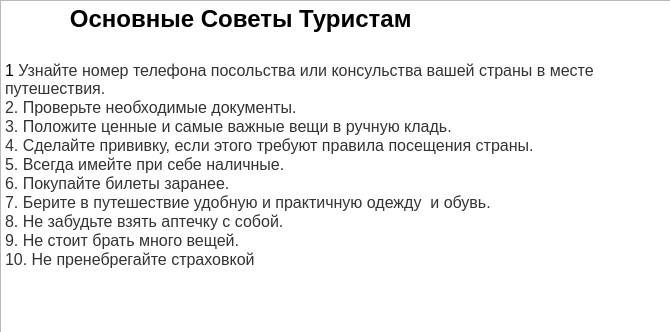
Old version of the form advisor.ui in the repository 4ymazik/TourismAssistant.
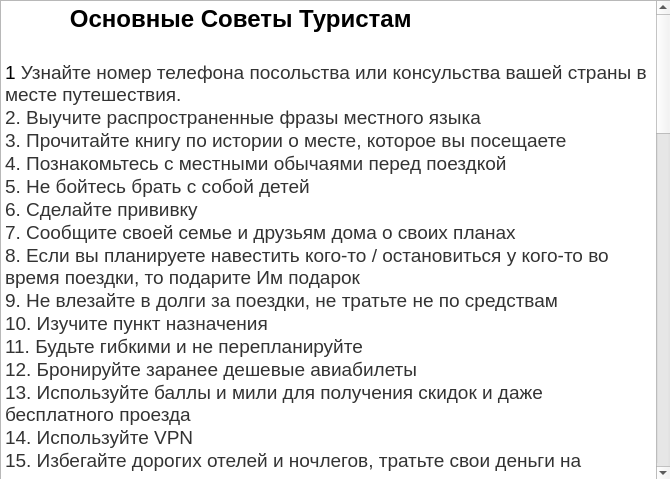
New version of the form.

Commit message: добавлен диалог, readme, requirments. Также немного изменен интерфейс

```diff
--- a/advisor.ui
+++ b/advisor.ui
@@ -10,7 +10,7 @@
     <x>0</x>
     <y>0</y>
     <width>670</width>
-    <height>332</height>
+    <height>479</height>
    </rect>
   </property>
   <property name="windowTitle">
@@ -25,7 +25,7 @@
      <x>0</x>
      <y>0</y>
      <width>671</width>
-     <height>341</height>
+     <height>481</height>
     </rect>
    </property>
    <property name="html">
@@ -35,17 +35,107 @@
 &lt;/style&gt;&lt;/head&gt;&lt;body style=&quot; font-family:'MS Shell Dlg 2'; font-size:8.25pt; font-weight:400; font-style:normal;&quot;&gt;
 &lt;p style=&quot; margin-top:0px; margin-bottom:0px; margin-left:0px; margin-right:0px; -qt-block-indent:0; text-indent:0px;&quot;&gt;&lt;span style=&quot; font-size:10pt;&quot;&gt;                  &lt;/span&gt;&lt;span style=&quot; font-size:18pt; font-weight:600;&quot;&gt;Основные Советы Туристам&lt;/span&gt;&lt;/p&gt;
 &lt;p style=&quot;-qt-paragraph-type:empty; margin-top:0px; margin-bottom:0px; margin-left:0px; margin-right:0px; -qt-block-indent:0; text-indent:0px; font-size:18pt; font-weight:600;&quot;&gt;&lt;br /&gt;&lt;/p&gt;
-&lt;p style=&quot; margin-top:0px; margin-bottom:0px; margin-left:0px; margin-right:0px; -qt-block-indent:0; text-indent:0px;&quot;&gt;&lt;span style=&quot; font-size:12pt;&quot;&gt;1 &lt;/span&gt;&lt;span style=&quot; font-family:'Roboto Slab,serif'; font-size:12pt; font-weight:296; color:#333333; background-color:#ffffff;&quot;&gt;Узнайте номер телефона посольства или консульства вашей страны в месте путешествия.&lt;/span&gt;&lt;/p&gt;
-&lt;p style=&quot; margin-top:0px; margin-bottom:0px; margin-left:0px; margin-right:0px; -qt-block-indent:0; text-indent:0px;&quot;&gt;&lt;span style=&quot; font-family:'Roboto Slab,serif'; font-size:12pt; font-weight:296; color:#333333; background-color:#ffffff;&quot;&gt;2. Проверьте необходимые документы.&lt;/span&gt;&lt;/p&gt;
-&lt;p style=&quot; margin-top:0px; margin-bottom:0px; margin-left:0px; margin-right:0px; -qt-block-indent:0; text-indent:0px;&quot;&gt;&lt;span style=&quot; font-family:'Roboto Slab,serif'; font-size:12pt; font-weight:296; color:#333333; background-color:#ffffff;&quot;&gt;3. Положите ценные и самые важные вещи в ручную кладь.&lt;/span&gt;&lt;/p&gt;
-&lt;p style=&quot; margin-top:0px; margin-bottom:0px; margin-left:0px; margin-right:0px; -qt-block-indent:0; text-indent:0px;&quot;&gt;&lt;span style=&quot; font-family:'Roboto Slab,serif'; font-size:12pt; font-weight:296; color:#333333; background-color:#ffffff;&quot;&gt;4. Сделайте прививку, если этого требуют правила посещения страны.&lt;/span&gt;&lt;/p&gt;
-&lt;p style=&quot; margin-top:0px; margin-bottom:0px; margin-left:0px; margin-right:0px; -qt-block-indent:0; text-indent:0px;&quot;&gt;&lt;span style=&quot; font-family:'Roboto Slab,serif'; font-size:12pt; font-weight:296; color:#333333; background-color:#ffffff;&quot;&gt;5. Всегда имейте при себе наличные.&lt;/span&gt;&lt;/p&gt;
-&lt;p style=&quot; margin-top:0px; margin-bottom:0px; margin-left:0px; margin-right:0px; -qt-block-indent:0; text-indent:0px;&quot;&gt;&lt;span style=&quot; font-family:'Roboto Slab,serif'; font-size:12pt; font-weight:296; color:#333333; background-color:#ffffff;&quot;&gt;6. Покупайте билеты заранее.&lt;/span&gt;&lt;/p&gt;
-&lt;p style=&quot; margin-top:0px; margin-bottom:0px; margin-left:0px; margin-right:0px; -qt-block-indent:0; text-indent:0px;&quot;&gt;&lt;span style=&quot; font-family:'Roboto Slab,serif'; font-size:12pt; font-weight:296; color:#333333; background-color:#ffffff;&quot;&gt;7. Берите в путешествие удобную и практичную одежду  и обувь.&lt;/span&gt;&lt;/p&gt;
-&lt;p style=&quot; margin-top:0px; margin-bottom:0px; margin-left:0px; margin-right:0px; -qt-block-indent:0; text-indent:0px;&quot;&gt;&lt;span style=&quot; font-family:'Roboto Slab,serif'; font-size:12pt; font-weight:296; color:#333333; background-color:#ffffff;&quot;&gt;8. Не забудьте взять аптечку с собой.&lt;/span&gt;&lt;/p&gt;
-&lt;p style=&quot; margin-top:0px; margin-bottom:0px; margin-left:0px; margin-right:0px; -qt-block-indent:0; text-indent:0px;&quot;&gt;&lt;span style=&quot; font-family:'Roboto Slab,serif'; font-size:12pt; font-weight:296; color:#333333; background-color:#ffffff;&quot;&gt;9. Не стоит брать много вещей.&lt;/span&gt;&lt;/p&gt;
-&lt;p style=&quot; margin-top:0px; margin-bottom:0px; margin-left:0px; margin-right:0px; -qt-block-indent:0; text-indent:0px;&quot;&gt;&lt;span style=&quot; font-family:'Roboto Slab,serif'; font-size:12pt; font-weight:296; color:#333333; background-color:#ffffff;&quot;&gt;10. Не пренебрегайте страховкой&lt;/span&gt;&lt;/p&gt;
-&lt;p style=&quot;-qt-paragraph-type:empty; margin-top:0px; margin-bottom:0px; margin-left:0px; margin-right:0px; -qt-block-indent:0; text-indent:0px; font-family:'Roboto Slab,serif'; font-size:12pt; font-weight:296; color:#333333;&quot;&gt;&lt;br /&gt;&lt;/p&gt;&lt;/body&gt;&lt;/html&gt;</string>
+&lt;p style=&quot; margin-top:0px; margin-bottom:0px; margin-left:0px; margin-right:0px; -qt-block-indent:0; text-indent:0px;&quot;&gt;&lt;span style=&quot; font-size:14pt;&quot;&gt;1 &lt;/span&gt;&lt;span style=&quot; font-family:'Roboto Slab,serif'; font-size:14pt; font-weight:296; color:#333333; background-color:#ffffff;&quot;&gt;Узнайте номер телефона посольства или консульства вашей страны в месте путешествия.&lt;/span&gt;&lt;/p&gt;
+&lt;p style=&quot; margin-top:0px; margin-bottom:0px; margin-left:0px; margin-right:0px; -qt-block-indent:0; text-indent:0px;&quot;&gt;&lt;span style=&quot; font-family:'Roboto Slab,serif'; font-size:14pt; font-weight:296; color:#333333; background-color:#ffffff;&quot;&gt;2. Выучите распространенные фразы местного языка&lt;/span&gt;&lt;/p&gt;
+&lt;p style=&quot; margin-top:0px; margin-bottom:0px; margin-left:0px; margin-right:0px; -qt-block-indent:0; text-indent:0px;&quot;&gt;&lt;span style=&quot; font-family:'Roboto Slab,serif'; font-size:14pt; font-weight:296; color:#333333; background-color:#ffffff;&quot;&gt;3. Прочитайте книгу по истории о месте, которое вы посещаете&lt;/span&gt;&lt;/p&gt;
+&lt;p style=&quot; margin-top:0px; margin-bottom:0px; margin-left:0px; margin-right:0px; -qt-block-indent:0; text-indent:0px;&quot;&gt;&lt;span style=&quot; font-family:'Roboto Slab,serif'; font-size:14pt; font-weight:296; color:#333333; background-color:#ffffff;&quot;&gt;4. Познакомьтесь с местными обычаями перед поездкой&lt;/span&gt;&lt;/p&gt;
+&lt;p style=&quot; margin-top:0px; margin-bottom:0px; margin-left:0px; margin-right:0px; -qt-block-indent:0; text-indent:0px;&quot;&gt;&lt;span style=&quot; font-family:'Roboto Slab,serif'; font-size:14pt; font-weight:296; color:#333333; background-color:#ffffff;&quot;&gt;5. Не бойтесь брать с собой детей&lt;/span&gt;&lt;/p&gt;
+&lt;p style=&quot; margin-top:0px; margin-bottom:0px; margin-left:0px; margin-right:0px; -qt-block-indent:0; text-indent:0px;&quot;&gt;&lt;span style=&quot; font-family:'Roboto Slab,serif'; font-size:14pt; font-weight:296; color:#333333; background-color:#ffffff;&quot;&gt;6. Сделайте прививку&lt;/span&gt;&lt;/p&gt;
+&lt;p style=&quot; margin-top:0px; margin-bottom:0px; margin-left:0px; margin-right:0px; -qt-block-indent:0; text-indent:0px;&quot;&gt;&lt;span style=&quot; font-family:'Roboto Slab,serif'; font-size:14pt; font-weight:296; color:#333333; background-color:#ffffff;&quot;&gt;7. Сообщите своей семье и друзьям дома о своих планах&lt;/span&gt;&lt;/p&gt;
+&lt;p style=&quot; margin-top:0px; margin-bottom:0px; margin-left:0px; margin-right:0px; -qt-block-indent:0; text-indent:0px;&quot;&gt;&lt;span style=&quot; font-family:'Roboto Slab,serif'; font-size:14pt; font-weight:296; color:#333333; background-color:#ffffff;&quot;&gt;8. Если вы планируете навестить кого-то / остановиться у кого-то во время поездки, то подарите Им подарок&lt;/span&gt;&lt;/p&gt;
+&lt;p style=&quot; margin-top:0px; margin-bottom:0px; margin-left:0px; margin-right:0px; -qt-block-indent:0; text-indent:0px;&quot;&gt;&lt;span style=&quot; font-family:'Roboto Slab,serif'; font-size:14pt; font-weight:296; color:#333333; background-color:#ffffff;&quot;&gt;9. Не влезайте в долги за поездки, не тратьте не по средствам&lt;/span&gt;&lt;/p&gt;
+&lt;p style=&quot; margin-top:0px; margin-bottom:0px; margin-left:0px; margin-right:0px; -qt-block-indent:0; text-indent:0px;&quot;&gt;&lt;span style=&quot; font-family:'Roboto Slab,serif'; font-size:14pt; font-weight:296; color:#333333; background-color:#ffffff;&quot;&gt;10. Изучите пункт назначения&lt;/span&gt;&lt;/p&gt;
+&lt;p style=&quot; margin-top:0px; margin-bottom:0px; margin-left:0px; margin-right:0px; -qt-block-indent:0; text-indent:0px;&quot;&gt;&lt;span style=&quot; font-family:'Roboto Slab,serif'; font-size:14pt; font-weight:296; color:#333333; background-color:#ffffff;&quot;&gt;11. Будьте гибкими и не перепланируйте&lt;/span&gt;&lt;/p&gt;
+&lt;p style=&quot; margin-top:0px; margin-bottom:0px; margin-left:0px; margin-right:0px; -qt-block-indent:0; text-indent:0px;&quot;&gt;&lt;span style=&quot; font-family:'Roboto Slab,serif'; font-size:14pt; font-weight:296; color:#333333; background-color:#ffffff;&quot;&gt;12. Бронируйте заранее дешевые авиабилеты&lt;/span&gt;&lt;/p&gt;
+&lt;p style=&quot; margin-top:0px; margin-bottom:0px; margin-left:0px; margin-right:0px; -qt-block-indent:0; text-indent:0px;&quot;&gt;&lt;span style=&quot; font-family:'Roboto Slab,serif'; font-size:14pt; font-weight:296; color:#333333; background-color:#ffffff;&quot;&gt;13. Используйте баллы и мили для получения скидок и даже бесплатного проезда&lt;/span&gt;&lt;/p&gt;
+&lt;p style=&quot; margin-top:0px; margin-bottom:0px; margin-left:0px; margin-right:0px; -qt-block-indent:0; text-indent:0px;&quot;&gt;&lt;span style=&quot; font-family:'Roboto Slab,serif'; font-size:14pt; font-weight:296; color:#333333; background-color:#ffffff;&quot;&gt;14. Используйте VPN&lt;/span&gt;&lt;/p&gt;
+&lt;p style=&quot; margin-top:0px; margin-bottom:0px; margin-left:0px; margin-right:0px; -qt-block-indent:0; text-indent:0px;&quot;&gt;&lt;span style=&quot; font-family:'Roboto Slab,serif'; font-size:14pt; font-weight:296; color:#333333; background-color:#ffffff;&quot;&gt;15. Избегайте дорогих отелей и ночлегов, тратьте свои деньги на впечатления, а не на сон&lt;/span&gt;&lt;/p&gt;
+&lt;p style=&quot; margin-top:0px; margin-bottom:0px; margin-left:0px; margin-right:0px; -qt-block-indent:0; text-indent:0px;&quot;&gt;&lt;span style=&quot; font-family:'Roboto Slab,serif'; font-size:14pt; font-weight:296; color:#333333; background-color:#ffffff;&quot;&gt;16. Запишите адрес своего отеля и номер телефона&lt;/span&gt;&lt;/p&gt;
+&lt;p style=&quot; margin-top:0px; margin-bottom:0px; margin-left:0px; margin-right:0px; -qt-block-indent:0; text-indent:0px;&quot;&gt;&lt;span style=&quot; font-family:'Roboto Slab,serif'; font-size:14pt; font-weight:296; color:#333333; background-color:#ffffff;&quot;&gt;17. Сделайте прививку, если этого требуют правила посещения страны.&lt;/span&gt;&lt;/p&gt;
+&lt;p style=&quot; margin-top:0px; margin-bottom:0px; margin-left:0px; margin-right:0px; -qt-block-indent:0; text-indent:0px;&quot;&gt;&lt;span style=&quot; font-family:'Roboto Slab,serif'; font-size:14pt; font-weight:296; color:#333333; background-color:#ffffff;&quot;&gt;18. Возьмите с собой наличные и дополнительную кредитную / дебетовую карту&lt;/span&gt;&lt;/p&gt;
+&lt;p style=&quot; margin-top:0px; margin-bottom:0px; margin-left:0px; margin-right:0px; -qt-block-indent:0; text-indent:0px;&quot;&gt;&lt;span style=&quot; font-family:'Roboto Slab,serif'; font-size:14pt; font-weight:296; color:#333333; background-color:#ffffff;&quot;&gt;19. Сообщите своему банку, что Вы путешествуете&lt;/span&gt;&lt;/p&gt;
+&lt;p style=&quot; margin-top:0px; margin-bottom:0px; margin-left:0px; margin-right:0px; -qt-block-indent:0; text-indent:0px;&quot;&gt;&lt;span style=&quot; font-family:'Roboto Slab,serif'; font-size:14pt; font-weight:296; color:#333333; background-color:#ffffff;&quot;&gt;20. Берите легкие вещи&lt;/span&gt;&lt;/p&gt;
+&lt;p style=&quot; margin-top:0px; margin-bottom:0px; margin-left:0px; margin-right:0px; -qt-block-indent:0; text-indent:0px;&quot;&gt;&lt;span style=&quot; font-family:'Roboto Slab,serif'; font-size:14pt; font-weight:296; color:#333333; background-color:#ffffff;&quot;&gt;21. Но возьмите дополнительное нижнее белье и носки&lt;/span&gt;&lt;/p&gt;
+&lt;p style=&quot; margin-top:0px; margin-bottom:0px; margin-left:0px; margin-right:0px; -qt-block-indent:0; text-indent:0px;&quot;&gt;&lt;span style=&quot; font-family:'Roboto Slab,serif'; font-size:14pt; font-weight:296; color:#333333; background-color:#ffffff;&quot;&gt;22. Возьмите пару кроссовок&lt;/span&gt;&lt;/p&gt;
+&lt;p style=&quot; margin-top:0px; margin-bottom:0px; margin-left:0px; margin-right:0px; -qt-block-indent:0; text-indent:0px;&quot;&gt;&lt;span style=&quot; font-family:'Roboto Slab,serif'; font-size:14pt; font-weight:296; color:#333333; background-color:#ffffff;&quot;&gt;23. Носите с собой аптечку первой помощи&lt;/span&gt;&lt;/p&gt;
+&lt;p style=&quot; margin-top:0px; margin-bottom:0px; margin-left:0px; margin-right:0px; -qt-block-indent:0; text-indent:0px;&quot;&gt;&lt;span style=&quot; font-family:'Roboto Slab,serif'; font-size:14pt; font-weight:296; color:#333333; background-color:#ffffff;&quot;&gt;24. Проверьте необходимые документы.&lt;/span&gt;&lt;/p&gt;
+&lt;p style=&quot; margin-top:0px; margin-bottom:0px; margin-left:0px; margin-right:0px; -qt-block-indent:0; text-indent:0px;&quot;&gt;&lt;span style=&quot; font-family:'Roboto Slab,serif'; font-size:14pt; font-weight:296; color:#333333; background-color:#ffffff;&quot;&gt;25. Берите с собой обычную одежду, в которой вам удобно&lt;/span&gt;&lt;/p&gt;
+&lt;p style=&quot; margin-top:0px; margin-bottom:0px; margin-left:0px; margin-right:0px; -qt-block-indent:0; text-indent:0px;&quot;&gt;&lt;span style=&quot; font-family:'Roboto Slab,serif'; font-size:14pt; font-weight:296; color:#333333; background-color:#ffffff;&quot;&gt;26. Носите удобную обувь, в которую вы уже влезали&lt;/span&gt;&lt;/p&gt;
+&lt;p style=&quot; margin-top:0px; margin-bottom:0px; margin-left:0px; margin-right:0px; -qt-block-indent:0; text-indent:0px;&quot;&gt;&lt;span style=&quot; font-family:'Roboto Slab,serif'; font-size:14pt; font-weight:296; color:#333333; background-color:#ffffff;&quot;&gt;27. Не берите одежду, которую нужно погладить&lt;/span&gt;&lt;/p&gt;
+&lt;p style=&quot; margin-top:0px; margin-bottom:0px; margin-left:0px; margin-right:0px; -qt-block-indent:0; text-indent:0px;&quot;&gt;&lt;span style=&quot; font-family:'Roboto Slab,serif'; font-size:14pt; font-weight:296; color:#333333; background-color:#ffffff;&quot;&gt;28. Всегда берите с собой шляпу и саронг/шарф&lt;/span&gt;&lt;/p&gt;
+&lt;p style=&quot; margin-top:0px; margin-bottom:0px; margin-left:0px; margin-right:0px; -qt-block-indent:0; text-indent:0px;&quot;&gt;&lt;span style=&quot; font-family:'Roboto Slab,serif'; font-size:14pt; font-weight:296; color:#333333; background-color:#ffffff;&quot;&gt;29. Пометьте свой багаж и напишите на нем свое имя и контактную информацию&lt;/span&gt;&lt;/p&gt;
+&lt;p style=&quot; margin-top:0px; margin-bottom:0px; margin-left:0px; margin-right:0px; -qt-block-indent:0; text-indent:0px;&quot;&gt;&lt;span style=&quot; font-family:'Roboto Slab,serif'; font-size:14pt; font-weight:296; color:#333333; background-color:#ffffff;&quot;&gt;30. Сфотографируйте свой багаж и одежду&lt;/span&gt;&lt;/p&gt;
+&lt;p style=&quot; margin-top:0px; margin-bottom:0px; margin-left:0px; margin-right:0px; -qt-block-indent:0; text-indent:0px;&quot;&gt;&lt;span style=&quot; font-family:'Roboto Slab,serif'; font-size:14pt; font-weight:296; color:#333333; background-color:#ffffff;&quot;&gt;31. Сфотографируйте и сделайте копии своего паспорта и важных документов&lt;/span&gt;&lt;/p&gt;
+&lt;p style=&quot; margin-top:0px; margin-bottom:0px; margin-left:0px; margin-right:0px; -qt-block-indent:0; text-indent:0px;&quot;&gt;&lt;span style=&quot; font-family:'Roboto Slab,serif'; font-size:14pt; font-weight:296; color:#333333; background-color:#ffffff;&quot;&gt;32. Разблокируйте свой телефон перед отъездом&lt;/span&gt;&lt;/p&gt;
+&lt;p style=&quot; margin-top:0px; margin-bottom:0px; margin-left:0px; margin-right:0px; -qt-block-indent:0; text-indent:0px;&quot;&gt;&lt;span style=&quot; font-family:'Roboto Slab,serif'; font-size:14pt; font-weight:296; color:#333333; background-color:#ffffff;&quot;&gt;33. Купите хорошую камеру для путешествий&lt;/span&gt;&lt;/p&gt;
+&lt;p style=&quot; margin-top:0px; margin-bottom:0px; margin-left:0px; margin-right:0px; -qt-block-indent:0; text-indent:0px;&quot;&gt;&lt;span style=&quot; font-family:'Roboto Slab,serif'; font-size:14pt; font-weight:296; color:#333333; background-color:#ffffff;&quot;&gt;34. Возьмите с собой дополнительный аккумулятор для камеры&lt;/span&gt;&lt;/p&gt;
+&lt;p style=&quot; margin-top:0px; margin-bottom:0px; margin-left:0px; margin-right:0px; -qt-block-indent:0; text-indent:0px;&quot;&gt;&lt;span style=&quot; font-family:'Roboto Slab,serif'; font-size:14pt; font-weight:296; color:#333333; background-color:#ffffff;&quot;&gt;35. Возьмите с собой мощный блок питания&lt;/span&gt;&lt;/p&gt;
+&lt;p style=&quot; margin-top:0px; margin-bottom:0px; margin-left:0px; margin-right:0px; -qt-block-indent:0; text-indent:0px;&quot;&gt;&lt;span style=&quot; font-family:'Roboto Slab,serif'; font-size:14pt; font-weight:296; color:#333333; background-color:#ffffff;&quot;&gt;36. Положите электронику, лекарства и запасную одежду в ручную кладь&lt;/span&gt;&lt;/p&gt;
+&lt;p style=&quot; margin-top:0px; margin-bottom:0px; margin-left:0px; margin-right:0px; -qt-block-indent:0; text-indent:0px;&quot;&gt;&lt;span style=&quot; font-family:'Roboto Slab,serif'; font-size:14pt; font-weight:296; color:#333333; background-color:#ffffff;&quot;&gt;Советы путешественникам в дороге&lt;/span&gt;&lt;/p&gt;
+&lt;p style=&quot; margin-top:0px; margin-bottom:0px; margin-left:0px; margin-right:0px; -qt-block-indent:0; text-indent:0px;&quot;&gt;&lt;span style=&quot; font-family:'Roboto Slab,serif'; font-size:14pt; font-weight:296; color:#333333; background-color:#ffffff;&quot;&gt;37. Отправляйтесь в аэропорт пораньше&lt;/span&gt;&lt;/p&gt;
+&lt;p style=&quot; margin-top:0px; margin-bottom:0px; margin-left:0px; margin-right:0px; -qt-block-indent:0; text-indent:0px;&quot;&gt;&lt;span style=&quot; font-family:'Roboto Slab,serif'; font-size:14pt; font-weight:296; color:#333333; background-color:#ffffff;&quot;&gt;38. Сходите в туалет непосредственно перед посадкой в самолет или автобус&lt;/span&gt;&lt;/p&gt;
+&lt;p style=&quot; margin-top:0px; margin-bottom:0px; margin-left:0px; margin-right:0px; -qt-block-indent:0; text-indent:0px;&quot;&gt;&lt;span style=&quot; font-family:'Roboto Slab,serif'; font-size:14pt; font-weight:296; color:#333333; background-color:#ffffff;&quot;&gt;39. Займите место у окна, чтобы вы могли прислоняться к стене, когда спите&lt;/span&gt;&lt;/p&gt;
+&lt;p style=&quot; margin-top:0px; margin-bottom:0px; margin-left:0px; margin-right:0px; -qt-block-indent:0; text-indent:0px;&quot;&gt;&lt;span style=&quot; font-family:'Roboto Slab,serif'; font-size:14pt; font-weight:296; color:#333333; background-color:#ffffff;&quot;&gt;40. Займите место как можно ближе к дверям в самолете, это значительно сэкономит время прохождения таможни&lt;/span&gt;&lt;/p&gt;
+&lt;p style=&quot; margin-top:0px; margin-bottom:0px; margin-left:0px; margin-right:0px; -qt-block-indent:0; text-indent:0px;&quot;&gt;&lt;span style=&quot; font-family:'Roboto Slab,serif'; font-size:14pt; font-weight:296; color:#333333; background-color:#ffffff;&quot;&gt;41. Пейте воду в самолете и в дороге&lt;/span&gt;&lt;/p&gt;
+&lt;p style=&quot; margin-top:0px; margin-bottom:0px; margin-left:0px; margin-right:0px; -qt-block-indent:0; text-indent:0px;&quot;&gt;&lt;span style=&quot; font-family:'Roboto Slab,serif'; font-size:14pt; font-weight:296; color:#333333; background-color:#ffffff;&quot;&gt;42. Купите бутылку с фильтром для воды и пейте воду из-под крана, когда сможете.&lt;/span&gt;&lt;/p&gt;
+&lt;p style=&quot; margin-top:0px; margin-bottom:0px; margin-left:0px; margin-right:0px; -qt-block-indent:0; text-indent:0px;&quot;&gt;&lt;span style=&quot; font-family:'Roboto Slab,serif'; font-size:14pt; font-weight:296; color:#333333; background-color:#ffffff;&quot;&gt;43. Не меняйте валюту в аэропорту&lt;/span&gt;&lt;/p&gt;
+&lt;p style=&quot; margin-top:0px; margin-bottom:0px; margin-left:0px; margin-right:0px; -qt-block-indent:0; text-indent:0px;&quot;&gt;&lt;span style=&quot; font-family:'Roboto Slab,serif'; font-size:14pt; font-weight:296; color:#333333; background-color:#ffffff;&quot;&gt;44. Следите за своими расходами&lt;/span&gt;&lt;/p&gt;
+&lt;p style=&quot; margin-top:0px; margin-bottom:0px; margin-left:0px; margin-right:0px; -qt-block-indent:0; text-indent:0px;&quot;&gt;&lt;span style=&quot; font-family:'Roboto Slab,serif'; font-size:14pt; font-weight:296; color:#333333; background-color:#ffffff;&quot;&gt;45. Не бойтесь платить за стирку, это того стоит&lt;/span&gt;&lt;/p&gt;
+&lt;p style=&quot; margin-top:0px; margin-bottom:0px; margin-left:0px; margin-right:0px; -qt-block-indent:0; text-indent:0px;&quot;&gt;&lt;span style=&quot; font-family:'Roboto Slab,serif'; font-size:14pt; font-weight:296; color:#333333; background-color:#ffffff;&quot;&gt;46. Просыпайтесь пораньше&lt;/span&gt;&lt;/p&gt;
+&lt;p style=&quot; margin-top:0px; margin-bottom:0px; margin-left:0px; margin-right:0px; -qt-block-indent:0; text-indent:0px;&quot;&gt;&lt;span style=&quot; font-family:'Roboto Slab,serif'; font-size:14pt; font-weight:296; color:#333333; background-color:#ffffff;&quot;&gt;47. Старайтесь заниматься спортом во время поездки&lt;/span&gt;&lt;/p&gt;
+&lt;p style=&quot; margin-top:0px; margin-bottom:0px; margin-left:0px; margin-right:0px; -qt-block-indent:0; text-indent:0px;&quot;&gt;&lt;span style=&quot; font-family:'Roboto Slab,serif'; font-size:14pt; font-weight:296; color:#333333; background-color:#ffffff;&quot;&gt;48. Часто ешьте местную еду&lt;/span&gt;&lt;/p&gt;
+&lt;p style=&quot; margin-top:0px; margin-bottom:0px; margin-left:0px; margin-right:0px; -qt-block-indent:0; text-indent:0px;&quot;&gt;&lt;span style=&quot; font-family:'Roboto Slab,serif'; font-size:14pt; font-weight:296; color:#333333; background-color:#ffffff;&quot;&gt;49. Не стыдитесь покупать сувениры&lt;/span&gt;&lt;/p&gt;
+&lt;p style=&quot; margin-top:0px; margin-bottom:0px; margin-left:0px; margin-right:0px; -qt-block-indent:0; text-indent:0px;&quot;&gt;&lt;span style=&quot; font-family:'Roboto Slab,serif'; font-size:14pt; font-weight:296; color:#333333; background-color:#ffffff;&quot;&gt;50. Посещайте известные и туристические места&lt;/span&gt;&lt;/p&gt;
+&lt;p style=&quot; margin-top:0px; margin-bottom:0px; margin-left:0px; margin-right:0px; -qt-block-indent:0; text-indent:0px;&quot;&gt;&lt;span style=&quot; font-family:'Roboto Slab,serif'; font-size:14pt; font-weight:296; color:#333333; background-color:#ffffff;&quot;&gt;51. Но не стесняйтесь сходить с проторенной дороги&lt;/span&gt;&lt;/p&gt;
+&lt;p style=&quot; margin-top:0px; margin-bottom:0px; margin-left:0px; margin-right:0px; -qt-block-indent:0; text-indent:0px;&quot;&gt;&lt;span style=&quot; font-family:'Roboto Slab,serif'; font-size:14pt; font-weight:296; color:#333333; background-color:#ffffff;&quot;&gt;52. Также не ешьте в ресторанах в туристических местах&lt;/span&gt;&lt;/p&gt;
+&lt;p style=&quot; margin-top:0px; margin-bottom:0px; margin-left:0px; margin-right:0px; -qt-block-indent:0; text-indent:0px;&quot;&gt;&lt;span style=&quot; font-family:'Roboto Slab,serif'; font-size:14pt; font-weight:296; color:#333333; background-color:#ffffff;&quot;&gt;53. Пользуйтесь солнцезащитным кремом&lt;/span&gt;&lt;/p&gt;
+&lt;p style=&quot; margin-top:0px; margin-bottom:0px; margin-left:0px; margin-right:0px; -qt-block-indent:0; text-indent:0px;&quot;&gt;&lt;span style=&quot; font-family:'Roboto Slab,serif'; font-size:14pt; font-weight:296; color:#333333; background-color:#ffffff;&quot;&gt;54. Всегда берите с собой перекусы&lt;/span&gt;&lt;/p&gt;
+&lt;p style=&quot; margin-top:0px; margin-bottom:0px; margin-left:0px; margin-right:0px; -qt-block-indent:0; text-indent:0px;&quot;&gt;&lt;span style=&quot; font-family:'Roboto Slab,serif'; font-size:14pt; font-weight:296; color:#333333; background-color:#ffffff;&quot;&gt;55. Отложите свой мобильный телефон и наслаждайтесь моментом&lt;/span&gt;&lt;/p&gt;
+&lt;p style=&quot; margin-top:0px; margin-bottom:0px; margin-left:0px; margin-right:0px; -qt-block-indent:0; text-indent:0px;&quot;&gt;&lt;span style=&quot; font-family:'Roboto Slab,serif'; font-size:14pt; font-weight:296; color:#333333; background-color:#ffffff;&quot;&gt;56. Посещайте исторические места в обеденное время, обычно между 12:30 и 13:30 Там меньше народу&lt;/span&gt;&lt;/p&gt;
+&lt;p style=&quot; margin-top:0px; margin-bottom:0px; margin-left:0px; margin-right:0px; -qt-block-indent:0; text-indent:0px;&quot;&gt;&lt;span style=&quot; font-family:'Roboto Slab,serif'; font-size:14pt; font-weight:296; color:#333333; background-color:#ffffff;&quot;&gt;57. Сходите на местные рынки&lt;/span&gt;&lt;/p&gt;
+&lt;p style=&quot; margin-top:0px; margin-bottom:0px; margin-left:0px; margin-right:0px; -qt-block-indent:0; text-indent:0px;&quot;&gt;&lt;span style=&quot; font-family:'Roboto Slab,serif'; font-size:14pt; font-weight:296; color:#333333; background-color:#ffffff;&quot;&gt;58. Попробуйте новую еду, даже если вы думаете, что она вам не понравится&lt;/span&gt;&lt;/p&gt;
+&lt;p style=&quot; margin-top:0px; margin-bottom:0px; margin-left:0px; margin-right:0px; -qt-block-indent:0; text-indent:0px;&quot;&gt;&lt;span style=&quot; font-family:'Roboto Slab,serif'; font-size:14pt; font-weight:296; color:#333333; background-color:#ffffff;&quot;&gt;59. Отправляйтесь на бесплатные пешеходные экскурсии&lt;/span&gt;&lt;/p&gt;
+&lt;p style=&quot; margin-top:0px; margin-bottom:0px; margin-left:0px; margin-right:0px; -qt-block-indent:0; text-indent:0px;&quot;&gt;&lt;span style=&quot; font-family:'Roboto Slab,serif'; font-size:14pt; font-weight:296; color:#333333; background-color:#ffffff;&quot;&gt;60. Подружитесь с местными жителями&lt;/span&gt;&lt;/p&gt;
+&lt;p style=&quot; margin-top:0px; margin-bottom:0px; margin-left:0px; margin-right:0px; -qt-block-indent:0; text-indent:0px;&quot;&gt;&lt;span style=&quot; font-family:'Roboto Slab,serif'; font-size:14pt; font-weight:296; color:#333333; background-color:#ffffff;&quot;&gt;61. Подружитесь с другими путешественниками&lt;/span&gt;&lt;/p&gt;
+&lt;p style=&quot; margin-top:0px; margin-bottom:0px; margin-left:0px; margin-right:0px; -qt-block-indent:0; text-indent:0px;&quot;&gt;&lt;span style=&quot; font-family:'Roboto Slab,serif'; font-size:14pt; font-weight:296; color:#333333; background-color:#ffffff;&quot;&gt;62. Выйдите из своей зоны комфорта&lt;/span&gt;&lt;/p&gt;
+&lt;p style=&quot; margin-top:0px; margin-bottom:0px; margin-left:0px; margin-right:0px; -qt-block-indent:0; text-indent:0px;&quot;&gt;&lt;span style=&quot; font-family:'Roboto Slab,serif'; font-size:14pt; font-weight:296; color:#333333; background-color:#ffffff;&quot;&gt;63. Заблудитесь намеренно&lt;/span&gt;&lt;/p&gt;
+&lt;p style=&quot; margin-top:0px; margin-bottom:0px; margin-left:0px; margin-right:0px; -qt-block-indent:0; text-indent:0px;&quot;&gt;&lt;span style=&quot; font-family:'Roboto Slab,serif'; font-size:14pt; font-weight:296; color:#333333; background-color:#ffffff;&quot;&gt;64. Сделайте то, что вас пугает&lt;/span&gt;&lt;/p&gt;
+&lt;p style=&quot; margin-top:0px; margin-bottom:0px; margin-left:0px; margin-right:0px; -qt-block-indent:0; text-indent:0px;&quot;&gt;&lt;span style=&quot; font-family:'Roboto Slab,serif'; font-size:14pt; font-weight:296; color:#333333; background-color:#ffffff;&quot;&gt;65. Будьте спонтанны. Соглашайтесь на интересные возможности и не придерживайтесь слепо своих планов&lt;/span&gt;&lt;/p&gt;
+&lt;p style=&quot; margin-top:0px; margin-bottom:0px; margin-left:0px; margin-right:0px; -qt-block-indent:0; text-indent:0px;&quot;&gt;&lt;span style=&quot; font-family:'Roboto Slab,serif'; font-size:14pt; font-weight:296; color:#333333; background-color:#ffffff;&quot;&gt;66. Время от времени путешествуйте в одиночку&lt;/span&gt;&lt;/p&gt;
+&lt;p style=&quot; margin-top:0px; margin-bottom:0px; margin-left:0px; margin-right:0px; -qt-block-indent:0; text-indent:0px;&quot;&gt;&lt;span style=&quot; font-family:'Roboto Slab,serif'; font-size:14pt; font-weight:296; color:#333333; background-color:#ffffff;&quot;&gt;67. Каждый год отправляйтесь в новое место&lt;/span&gt;&lt;/p&gt;
+&lt;p style=&quot; margin-top:0px; margin-bottom:0px; margin-left:0px; margin-right:0px; -qt-block-indent:0; text-indent:0px;&quot;&gt;&lt;span style=&quot; font-family:'Roboto Slab,serif'; font-size:14pt; font-weight:296; color:#333333; background-color:#ffffff;&quot;&gt;68. Если Вам кажется, что нечто неправильно, то, вероятно, так оно и есть. Не подвергайте себя ненужному риску&lt;/span&gt;&lt;/p&gt;
+&lt;p style=&quot; margin-top:0px; margin-bottom:0px; margin-left:0px; margin-right:0px; -qt-block-indent:0; text-indent:0px;&quot;&gt;&lt;span style=&quot; font-family:'Roboto Slab,serif'; font-size:14pt; font-weight:296; color:#333333; background-color:#ffffff;&quot;&gt;69. Покупайте билеты заранее&lt;/span&gt;&lt;/p&gt;
+&lt;p style=&quot; margin-top:0px; margin-bottom:0px; margin-left:0px; margin-right:0px; -qt-block-indent:0; text-indent:0px;&quot;&gt;&lt;span style=&quot; font-family:'Roboto Slab,serif'; font-size:14pt; font-weight:296; color:#333333; background-color:#ffffff;&quot;&gt;70. Приобретите местную SIM-карту с Интернет-данными для своего телефона&lt;/span&gt;&lt;/p&gt;
+&lt;p style=&quot; margin-top:0px; margin-bottom:0px; margin-left:0px; margin-right:0px; -qt-block-indent:0; text-indent:0px;&quot;&gt;&lt;span style=&quot; font-family:'Roboto Slab,serif'; font-size:14pt; font-weight:296; color:#333333; background-color:#ffffff;&quot;&gt;71. Всегда берите с собой фотоаппарат, всегда!&lt;/span&gt;&lt;/p&gt;
+&lt;p style=&quot; margin-top:0px; margin-bottom:0px; margin-left:0px; margin-right:0px; -qt-block-indent:0; text-indent:0px;&quot;&gt;&lt;span style=&quot; font-family:'Roboto Slab,serif'; font-size:14pt; font-weight:296; color:#333333; background-color:#ffffff;&quot;&gt;72. Не забывайте делать потрясающие снимки того, что Вы видите&lt;/span&gt;&lt;/p&gt;
+&lt;p style=&quot; margin-top:0px; margin-bottom:0px; margin-left:0px; margin-right:0px; -qt-block-indent:0; text-indent:0px;&quot;&gt;&lt;span style=&quot; font-family:'Roboto Slab,serif'; font-size:14pt; font-weight:296; color:#333333; background-color:#ffffff;&quot;&gt;73. Делайте много фотографий на восходах и закатах.&lt;/span&gt;&lt;/p&gt;
+&lt;p style=&quot; margin-top:0px; margin-bottom:0px; margin-left:0px; margin-right:0px; -qt-block-indent:0; text-indent:0px;&quot;&gt;&lt;span style=&quot; font-family:'Roboto Slab,serif'; font-size:14pt; font-weight:296; color:#333333; background-color:#ffffff;&quot;&gt;74. Пасмурные дни на самом деле отлично подходят для портретных фотографий&lt;/span&gt;&lt;/p&gt;
+&lt;p style=&quot; margin-top:0px; margin-bottom:0px; margin-left:0px; margin-right:0px; -qt-block-indent:0; text-indent:0px;&quot;&gt;&lt;span style=&quot; font-family:'Roboto Slab,serif'; font-size:14pt; font-weight:296; color:#333333; background-color:#ffffff;&quot;&gt;75. Делайте больше своих фотографий в этих местах&lt;/span&gt;&lt;/p&gt;
+&lt;p style=&quot; margin-top:0px; margin-bottom:0px; margin-left:0px; margin-right:0px; -qt-block-indent:0; text-indent:0px;&quot;&gt;&lt;span style=&quot; font-family:'Roboto Slab,serif'; font-size:14pt; font-weight:296; color:#333333; background-color:#ffffff;&quot;&gt;76. Делайте больше фотографий местных жителей и с ними вместе&lt;/span&gt;&lt;/p&gt;
+&lt;p style=&quot; margin-top:0px; margin-bottom:0px; margin-left:0px; margin-right:0px; -qt-block-indent:0; text-indent:0px;&quot;&gt;&lt;span style=&quot; font-family:'Roboto Slab,serif'; font-size:14pt; font-weight:296; color:#333333; background-color:#ffffff;&quot;&gt;77. Сохраняйте воспоминания, не подделывайте их. Ваши фотографии предназначены для того, чтобы напоминать вам о хороших временах, а не для того, чтобы хвастаться перед другими.&lt;/span&gt;&lt;/p&gt;
+&lt;p style=&quot; margin-top:0px; margin-bottom:0px; margin-left:0px; margin-right:0px; -qt-block-indent:0; text-indent:0px;&quot;&gt;&lt;span style=&quot; font-family:'Roboto Slab,serif'; font-size:14pt; font-weight:296; color:#333333; background-color:#ffffff;&quot;&gt;78. Не носите сумочку на одном плече. Лучше носите ее вокруг тела&lt;/span&gt;&lt;/p&gt;
+&lt;p style=&quot; margin-top:0px; margin-bottom:0px; margin-left:0px; margin-right:0px; -qt-block-indent:0; text-indent:0px;&quot;&gt;&lt;span style=&quot; font-family:'Roboto Slab,serif'; font-size:14pt; font-weight:296; color:#333333; background-color:#ffffff;&quot;&gt;79. Никогда не носите кошелек в заднем кармане.&lt;/span&gt;&lt;/p&gt;
+&lt;p style=&quot; margin-top:0px; margin-bottom:0px; margin-left:0px; margin-right:0px; -qt-block-indent:0; text-indent:0px;&quot;&gt;&lt;span style=&quot; font-family:'Roboto Slab,serif'; font-size:14pt; font-weight:296; color:#333333; background-color:#ffffff;&quot;&gt;80. Остерегайтесь карманных воров и мошенников&lt;/span&gt;&lt;/p&gt;
+&lt;p style=&quot; margin-top:0px; margin-bottom:0px; margin-left:0px; margin-right:0px; -qt-block-indent:0; text-indent:0px;&quot;&gt;&lt;span style=&quot; font-family:'Roboto Slab,serif'; font-size:14pt; font-weight:296; color:#333333; background-color:#ffffff;&quot;&gt;81. Пользуйтесь общественным транспортом в больших городах&lt;/span&gt;&lt;/p&gt;
+&lt;p style=&quot; margin-top:0px; margin-bottom:0px; margin-left:0px; margin-right:0px; -qt-block-indent:0; text-indent:0px;&quot;&gt;&lt;span style=&quot; font-family:'Roboto Slab,serif'; font-size:14pt; font-weight:296; color:#333333; background-color:#ffffff;&quot;&gt;82. Если вам нужна машина, арендуйте ее. Это дешевле, чем нанимать водителя или каждый раз брать такси&lt;/span&gt;&lt;/p&gt;
+&lt;p style=&quot; margin-top:0px; margin-bottom:0px; margin-left:0px; margin-right:0px; -qt-block-indent:0; text-indent:0px;&quot;&gt;&lt;span style=&quot; font-family:'Roboto Slab,serif'; font-size:14pt; font-weight:296; color:#333333; background-color:#ffffff;&quot;&gt;83. Если вы наняли водителя, сфотографируйте автомобиль, номерной знак и соответствующие сведения об автомобиле и водителе. на всякий случай&lt;/span&gt;&lt;/p&gt;
+&lt;p style=&quot; margin-top:0px; margin-bottom:0px; margin-left:0px; margin-right:0px; -qt-block-indent:0; text-indent:0px;&quot;&gt;&lt;span style=&quot; font-family:'Roboto Slab,serif'; font-size:14pt; font-weight:296; color:#333333; background-color:#ffffff;&quot;&gt;84. Никогда не оставляйте никаких ценных вещей в своей машине.&lt;/span&gt;&lt;/p&gt;
+&lt;p style=&quot; margin-top:0px; margin-bottom:0px; margin-left:0px; margin-right:0px; -qt-block-indent:0; text-indent:0px;&quot;&gt;&lt;span style=&quot; font-family:'Roboto Slab,serif'; font-size:14pt; font-weight:296; color:#333333; background-color:#ffffff;&quot;&gt;85. Проверьте, не забыли ли вы что-нибудь в своем гостиничном номере перед отъездом&lt;/span&gt;&lt;/p&gt;
+&lt;p style=&quot; margin-top:0px; margin-bottom:0px; margin-left:0px; margin-right:0px; -qt-block-indent:0; text-indent:0px;&quot;&gt;&lt;span style=&quot; font-family:'Roboto Slab,serif'; font-size:14pt; font-weight:296; color:#333333; background-color:#ffffff;&quot;&gt;86. Не выбрасывайте мусор на улицу&lt;/span&gt;&lt;/p&gt;
+&lt;p style=&quot; margin-top:0px; margin-bottom:0px; margin-left:0px; margin-right:0px; -qt-block-indent:0; text-indent:0px;&quot;&gt;&lt;span style=&quot; font-family:'Roboto Slab,serif'; font-size:14pt; font-weight:296; color:#333333; background-color:#ffffff;&quot;&gt;87. Будьте экологичны и минимизируйте количество мусора&lt;/span&gt;&lt;/p&gt;
+&lt;p style=&quot; margin-top:0px; margin-bottom:0px; margin-left:0px; margin-right:0px; -qt-block-indent:0; text-indent:0px;&quot;&gt;&lt;span style=&quot; font-family:'Roboto Slab,serif'; font-size:14pt; font-weight:296; color:#333333; background-color:#ffffff;&quot;&gt;88. Также не покупайте ничего, сделанного из частей животных!&lt;/span&gt;&lt;/p&gt;
+&lt;p style=&quot; margin-top:0px; margin-bottom:0px; margin-left:0px; margin-right:0px; -qt-block-indent:0; text-indent:0px;&quot;&gt;&lt;span style=&quot; font-family:'Roboto Slab,serif'; font-size:14pt; font-weight:296; color:#333333; background-color:#ffffff;&quot;&gt;89. Не относитесь к своей поездке слишком серьезно.&lt;/span&gt;&lt;/p&gt;
+&lt;p style=&quot; margin-top:0px; margin-bottom:0px; margin-left:0px; margin-right:0px; -qt-block-indent:0; text-indent:0px;&quot;&gt;&lt;span style=&quot; font-family:'Roboto Slab,serif'; font-size:14pt; font-weight:296; color:#333333; background-color:#ffffff;&quot;&gt;90. Ожидайте, что все пойдет не так, как надо&lt;/span&gt;&lt;/p&gt;
+&lt;p style=&quot; margin-top:0px; margin-bottom:0px; margin-left:0px; margin-right:0px; -qt-block-indent:0; text-indent:0px;&quot;&gt;&lt;span style=&quot; font-family:'Roboto Slab,serif'; font-size:14pt; font-weight:296; color:#333333; background-color:#ffffff;&quot;&gt;91. Не выходите из себя, когда это происходит&lt;/span&gt;&lt;/p&gt;
+&lt;p style=&quot; margin-top:0px; margin-bottom:0px; margin-left:0px; margin-right:0px; -qt-block-indent:0; text-indent:0px;&quot;&gt;&lt;span style=&quot; font-family:'Roboto Slab,serif'; font-size:14pt; font-weight:296; color:#333333; background-color:#ffffff;&quot;&gt;92. Будьте добры со своим партнером по путешествию. Старайтесь понимать друг друга и избегать ссор или драк.&lt;/span&gt;&lt;/p&gt;
+&lt;p style=&quot; margin-top:0px; margin-bottom:0px; margin-left:0px; margin-right:0px; -qt-block-indent:0; text-indent:0px;&quot;&gt;&lt;span style=&quot; font-family:'Roboto Slab,serif'; font-size:14pt; font-weight:296; color:#333333; background-color:#ffffff;&quot;&gt;93. Кроме того, ссора не означает конец Ваших отношений /дружбы. Не будьте слишком гордыми, чтобы извиняться&lt;/span&gt;&lt;/p&gt;
+&lt;p style=&quot; margin-top:0px; margin-bottom:0px; margin-left:0px; margin-right:0px; -qt-block-indent:0; text-indent:0px;&quot;&gt;&lt;span style=&quot; font-family:'Roboto Slab,serif'; font-size:14pt; font-weight:296; color:#333333; background-color:#ffffff;&quot;&gt;94. Идите на компромисс, идите на компромисс, идите на компромисс!&lt;/span&gt;&lt;/p&gt;
+&lt;p style=&quot; margin-top:0px; margin-bottom:0px; margin-left:0px; margin-right:0px; -qt-block-indent:0; text-indent:0px;&quot;&gt;&lt;span style=&quot; font-family:'Roboto Slab,serif'; font-size:14pt; font-weight:296; color:#333333; background-color:#ffffff;&quot;&gt;95. Не торопитесь, чтобы насладиться отпуском, и никогда не позволяйте себе спешить&lt;/span&gt;&lt;/p&gt;
+&lt;p style=&quot; margin-top:0px; margin-bottom:0px; margin-left:0px; margin-right:0px; -qt-block-indent:0; text-indent:0px;&quot;&gt;&lt;span style=&quot; font-family:'Roboto Slab,serif'; font-size:14pt; font-weight:296; color:#333333; background-color:#ffffff;&quot;&gt;96. Будьте непредвзяты и не судите о других культурах&lt;/span&gt;&lt;/p&gt;
+&lt;p style=&quot; margin-top:0px; margin-bottom:0px; margin-left:0px; margin-right:0px; -qt-block-indent:0; text-indent:0px;&quot;&gt;&lt;span style=&quot; font-family:'Roboto Slab,serif'; font-size:14pt; font-weight:296; color:#333333; background-color:#ffffff;&quot;&gt;97. Не думайте, что вы знаете о стране или культуре больше, чем люди, которые на самом деле там живут&lt;/span&gt;&lt;/p&gt;
+&lt;p style=&quot; margin-top:0px; margin-bottom:0px; margin-left:0px; margin-right:0px; -qt-block-indent:0; text-indent:0px;&quot;&gt;&lt;span style=&quot; font-family:'Roboto Slab,serif'; font-size:14pt; font-weight:296; color:#333333; background-color:#ffffff;&quot;&gt;98. Будьте вежливы, часто улыбайтесь и будьте дружелюбны&lt;/span&gt;&lt;/p&gt;
+&lt;p style=&quot; margin-top:0px; margin-bottom:0px; margin-left:0px; margin-right:0px; -qt-block-indent:0; text-indent:0px;&quot;&gt;&lt;span style=&quot; font-family:'Roboto Slab,serif'; font-size:14pt; font-weight:296; color:#333333; background-color:#ffffff;&quot;&gt;99. Всегда проявляйте уважение.&lt;/span&gt;&lt;/p&gt;
+&lt;p style=&quot;-qt-paragraph-type:empty; margin-top:0px; margin-bottom:0px; margin-left:0px; margin-right:0px; -qt-block-indent:0; text-indent:0px; font-family:'Roboto Slab,serif'; font-size:14pt; font-weight:296; color:#333333;&quot;&gt;&lt;br /&gt;&lt;/p&gt;&lt;/body&gt;&lt;/html&gt;</string>
    </property>
   </widget>
  </widget>
```
The commit also changes 5 other files.
